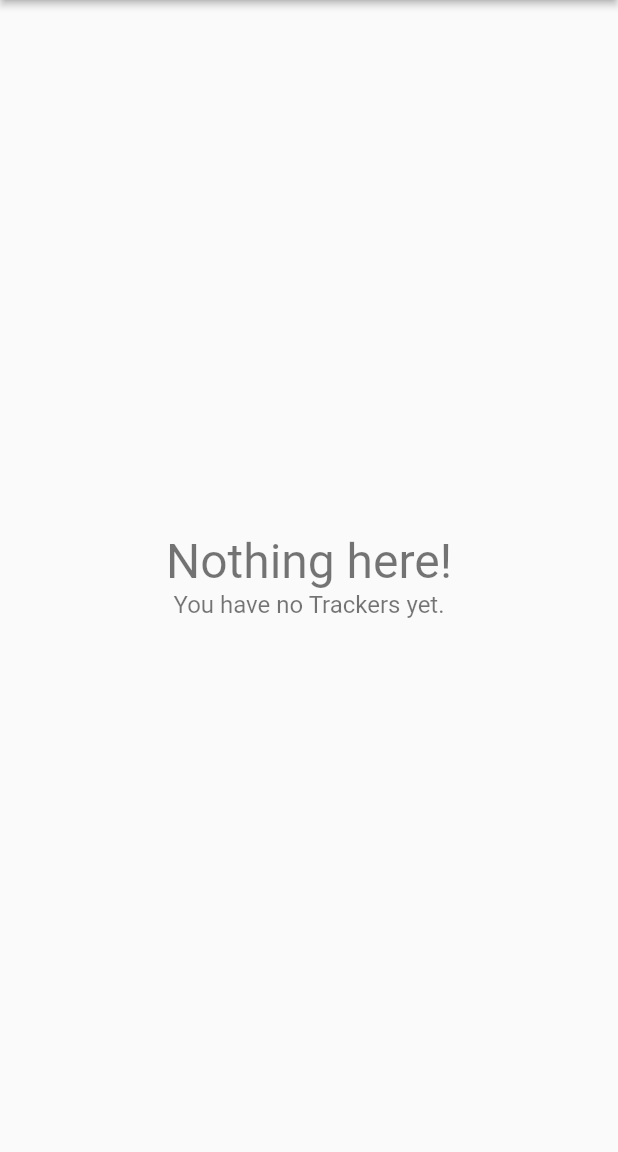
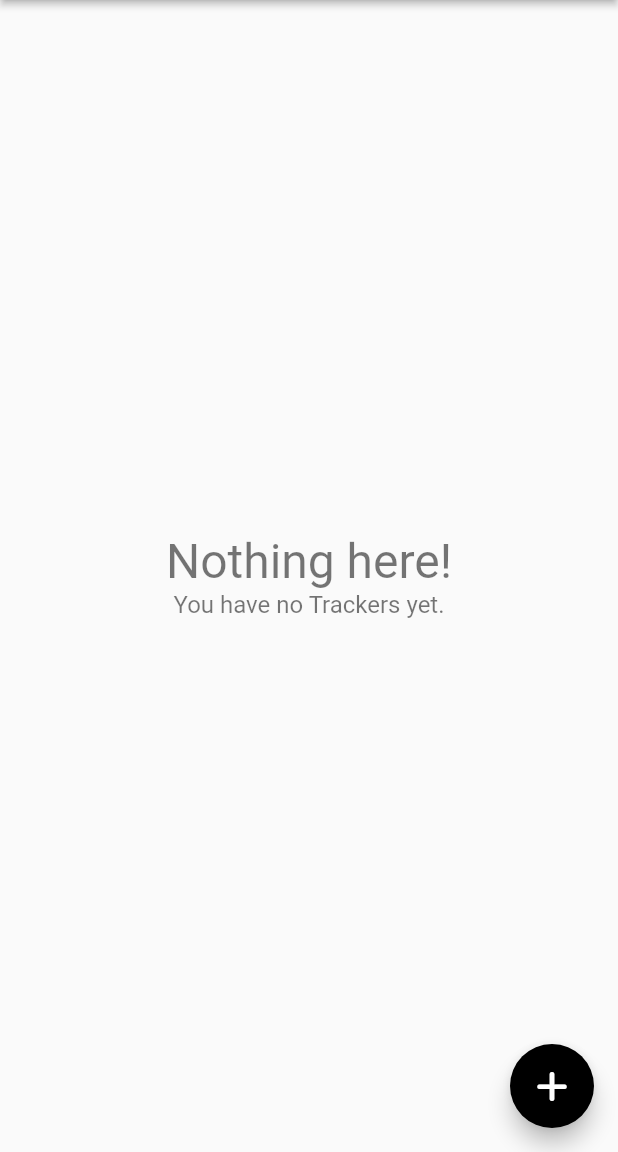
Before and after one commit to agentblythe/keep_track_toolkit, a Flutter app: the screen it shows once a user with an empty profile is signed in, on a phone screen of 412 x 824 dp, the part 84-1236 px from its top. Run offline on Flutter 3.47's test engine with Material 2 defaults, Android fonts, the phone set to English and light mode, and no system bars; our stand-ins replace cloud_firestore, firebase_auth, firebase_core, flutter_bloc, font_awesome_flutter, google_fonts and 1 more; missing offline and left inert: flutter_facebook_auth, twitter_login; accounts and stored records are empty.

Commit message:
Added Floating Action Button to add new Trackers

```diff
--- a/lib/screens/home/home_page.dart
+++ b/lib/screens/home/home_page.dart
@@ -36,6 +36,12 @@ class _HomePageState extends State<HomePage> {
             onPressed: () => _confirmSignOut(context),
           )
         ],
+      ),
+      floatingActionButton: FloatingActionButton(
+        onPressed: () {
+
+        },
+        child: const Icon(FontAwesomeIcons.plus),
       ),
       body: Provider<Database>(
         create: (_) => FirestoreDatabase(
--- a/lib/screens/home/tracker_list.dart
+++ b/lib/screens/home/tracker_list.dart
@@ -21,7 +21,7 @@ class TrackerList extends StatelessWidget {
               padding: const EdgeInsets.all(8.0),
               child: ListTile(
                 title: Text(tracker.name),
-                subtitle: Text(tracker.trackerType.name),
+                subtitle: Text(tracker.trackerType.description),
                 trailing: Text(tracker.values.length.toString()),
               ),
             );
```
Also changed, not shown: lib/models/tracker_type.dart (+4 -6 lines).
